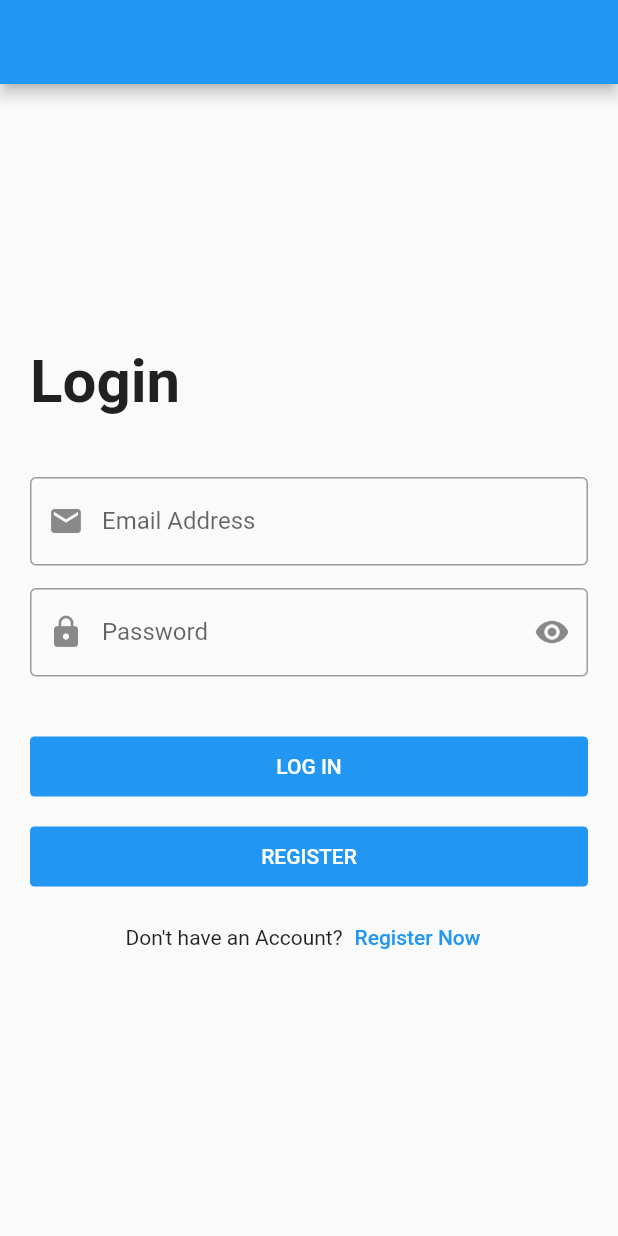
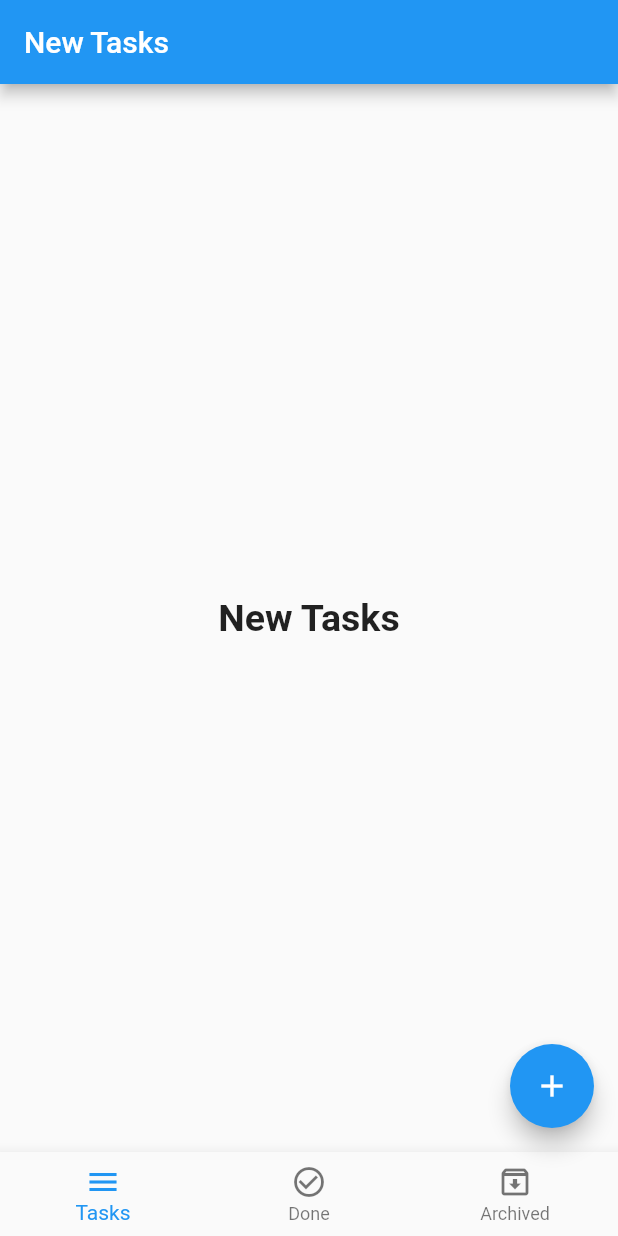
Before and after one commit to Fighteros/FirstFlutterApp, a Flutter app: the screen it shows after launch, on a phone screen of 412 x 824 dp. Run offline on Flutter 3.47's test engine with Material 2 defaults, Android fonts, the phone set to English and light mode, and no system bars; our stand-ins replace dio; Roboto replaces fonts that are missing (Montserrat).

Commit message:
finished todo home & async and await

```diff
--- /dev/null
+++ b/lib/layout/home_layout.dart
@@ -0,0 +1,67 @@
+import 'package:flutter/cupertino.dart';
+import 'package:flutter/material.dart';
+import 'package:flutterapp/modules/archived_tasks/archived_tasks.dart';
+import 'package:flutterapp/modules/done_tasks/done_tasks.dart';
+import 'package:flutterapp/modules/new_tasks/new_tasks.dart';
+
+class HomeLayout extends StatefulWidget {
+  @override
+  _HomeLayoutState createState() => _HomeLayoutState();
+}
+
+class _HomeLayoutState extends State<HomeLayout> {
+  int currentIndex = 0;
+  List<Widget> screens = [
+    NewTasksScreen(),
+    DoneTasksScreen(),
+    ArchivedTasksScreen(),
+  ];
+
+  List<String> titles = [
+    'New Tasks',
+    'Done Tasks',
+    'Archived Tasks',
+  ];
+
+  @override
+  Widget build(BuildContext context) {
+    return Scaffold(
+      appBar: AppBar(
+        title: Text(titles[currentIndex]),
+      ),
+      floatingActionButton: FloatingActionButton(
+        onPressed: () async {
+          var name = await getName();
+          print(name);
+        },
+        child: Icon(Icons.add),
+      ),
+      bottomNavigationBar: BottomNavigationBar(
+        type: BottomNavigationBarType.fixed,
+        currentIndex: currentIndex,
+        onTap: (index) {
+          setState(() {
+            currentIndex = index;
+          });
+        },
+        items: [
+          BottomNavigationBarItem(
+            icon: Icon(Icons.menu),
+            label: 'Tasks',
+          ),
+          BottomNavigationBarItem(
+            icon: Icon(Icons.check_circle_outline),
+            label: 'Done',
+          ),
+          BottomNavigationBarItem(
+            icon: Icon(Icons.archive_outlined),
+            label: 'Archived',
+          ),
+        ],
+      ),
+      body: screens[currentIndex],
+    );
+  }
+
+  Future<String> getName() async => 'Ahmed Ali';
+}
--- a/lib/main.dart
+++ b/lib/main.dart
@@ -1,6 +1,7 @@
 import 'package:flutter/cupertino.dart';
 import 'package:flutter/material.dart';
 
+import 'layout/home_layout.dart';
 import 'modules/login/LoginScreen.dart';
 import 'modules/home/MessengerClone.dart';
 import 'modules/login/login.dart';
@@ -22,7 +23,7 @@ class MyApp extends StatelessWidget {
     // must start my project with MaterialApp
     return MaterialApp(
       debugShowCheckedModeBanner: false,
-      home: LoginScreenc(),
+      home: HomeLayout(),
     );
   }
 }
--- a/lib/modules/login/login.dart
+++ b/lib/modules/login/login.dart
@@ -66,7 +66,7 @@ class _LoginScreencState extends State<LoginScreenc> {
                     controller: passwordController,
                     label: "Password",
                     prefixIcon: Icons.lock,
-                    suffixIcon: Icons.remove_red_eye,
+                    suffixIcon: isPassword? Icons.visibility: Icons.visibility_off,
                     validator: (value) {
                       if (value!.isEmpty) {
                         return 'Password must not be empty';
--- /dev/null
+++ b/lib/modules/new_tasks/new_tasks.dart
@@ -0,0 +1,22 @@
+import 'package:flutter/cupertino.dart';
+
+class NewTasksScreen extends StatelessWidget {
+
+  @override
+  Widget build(BuildContext context) {
+    return Center(
+      child: Column(
+        mainAxisAlignment: MainAxisAlignment.center,
+        children: [
+          Text(
+            "New Tasks",
+            style: TextStyle(
+              fontSize: 25.0,
+              fontWeight: FontWeight.bold
+            ),
+          ),
+        ],
+      ),
+    );
+  }
+}
```
Also changed, not shown: lib/modules/archived_tasks/archived_tasks.dart (added, +22 -0 lines), lib/modules/done_tasks/done_tasks.dart (added, +22 -0 lines), 3 other files.
